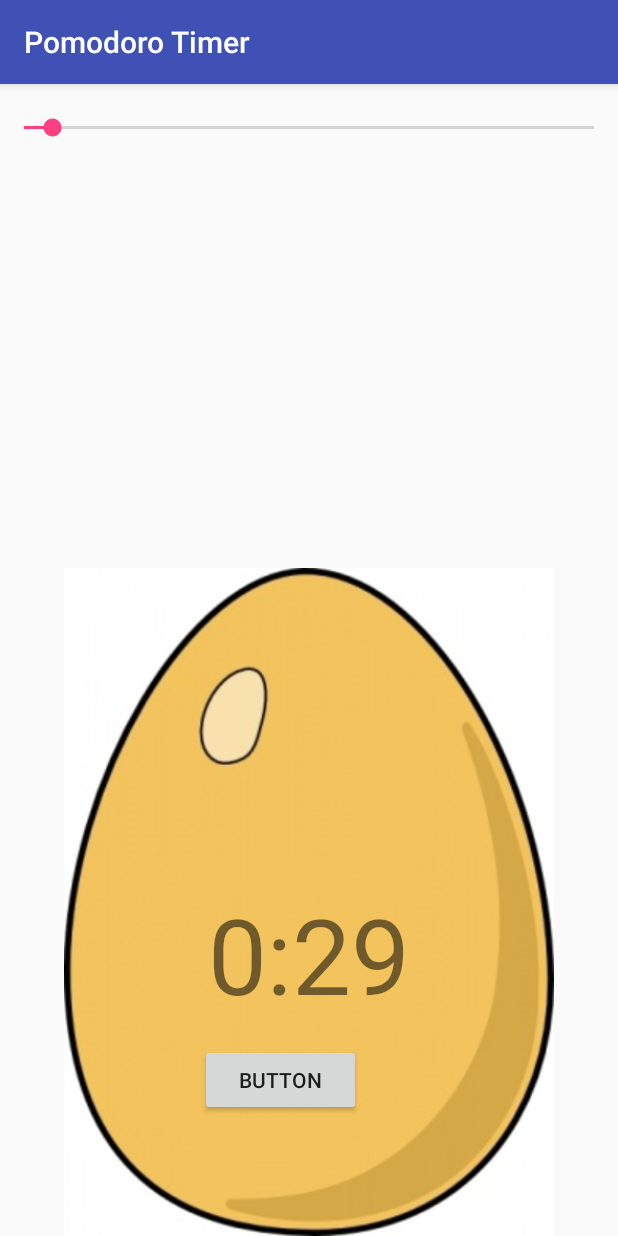
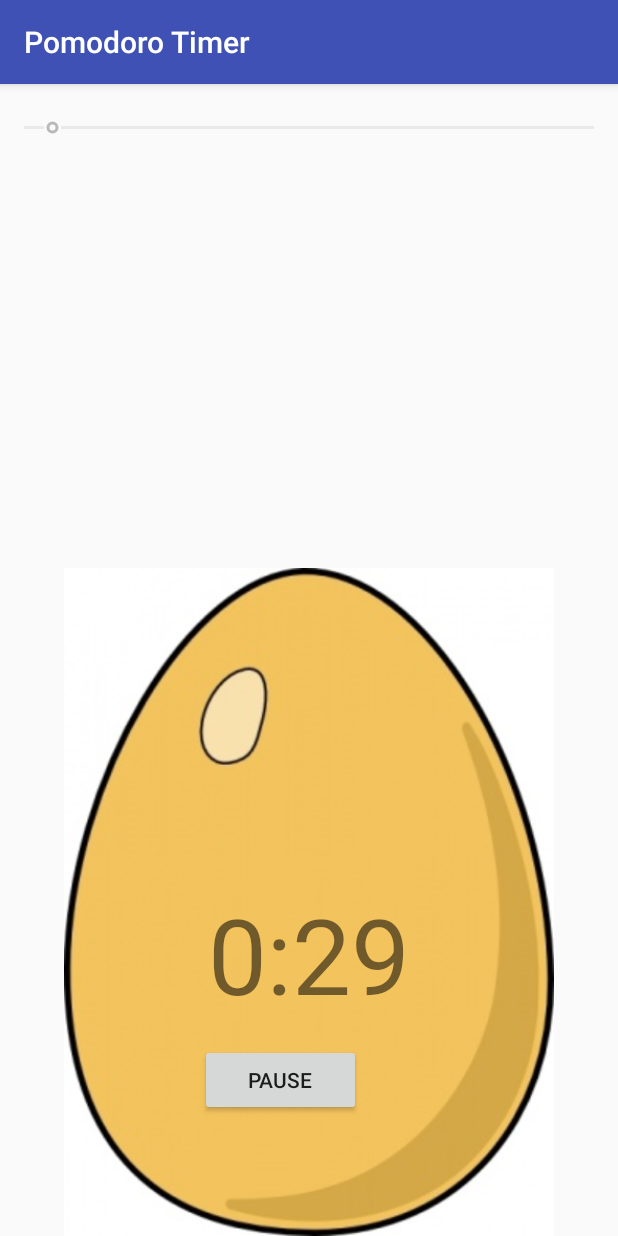
Before and after one commit to Rawkush/PomodoroTimer, an Android app: the screen it shows after launch (MainActivity), after a tap on "BUTTON", on a phone screen of 412 x 824 dp. Run offline under Robolectric (Android 15) with nearby library versions, the phone set to English and light mode, and no system bars.

Commit message:
timer stop action

```diff
--- a/app/src/main/java/com/example/ankush/pomodorotimer/MainActivity.java
+++ b/app/src/main/java/com/example/ankush/pomodorotimer/MainActivity.java
@@ -1,10 +1,12 @@
 package com.example.ankush.pomodorotimer;
 
+import android.media.MediaPlayer;
 import android.os.CountDownTimer;
 import android.os.Handler;
 import android.support.v7.app.AppCompatActivity;
 import android.os.Bundle;
 import android.view.View;
+import android.widget.Button;
 import android.widget.SeekBar;
 import android.widget.TextView;
 
@@ -12,28 +14,49 @@ public class MainActivity extends AppCompatActivity {
 
     SeekBar timerSeekbar;
     TextView timerTextView;
+    Button button;
+    boolean counterIsActive=false;
+    CountDownTimer countDownTimer;
 
     public void controlTimer(View view){
 
-        new CountDownTimer(timerSeekbar.getProgress()*1000 +100,1000){  // first param is timer till which to count
+        if(counterIsActive==false) {
+            counterIsActive = true;
+            timerSeekbar.setEnabled(false);
+            button.setText("pause");
+
+          countDownTimer=  new CountDownTimer(timerSeekbar.getProgress() * 1000 + 100, 1000) {  // first param is timer till which to count
                 // second param is in what intervals should it count
                 @Override
                 public void onTick(long millisUntilFinished) {
 
                     // after every second
 
-                updateTime((int) (millisUntilFinished/1000));
+                    updateTime((int) (millisUntilFinished / 1000));
 
 
                 }
+
                 @Override
                 public void onFinish() {
                     // when conter is finished(after 10 sec)
+
+                    timerTextView.setText("0:00");
                     //playsound
 
+                    MediaPlayer mplayer = MediaPlayer.create(getApplicationContext(), R.raw.airhorn);
+                    mplayer.start();
 
                 }
             }.start();
+
+        }else{                               // Stoping the timer not pausing
+            button.setText("Start");
+            counterIsActive=false;
+            countDownTimer.cancel();
+
+            timerSeekbar.setEnabled(true);
+        }
 
     }
 
@@ -44,6 +67,8 @@ public class MainActivity extends AppCompatActivity {
 
         timerSeekbar=(SeekBar) findViewById(R.id.seekBar);
         timerTextView= (TextView)findViewById(R.id.timertextView);
+        button=(Button)findViewById(R.id.button);
+
 
         timerSeekbar.setMax(600);    // max time duration is 10 minutes i.e 600 seconds
         timerSeekbar.setProgress(30); // intially setting timer at 30 sec
```
Lines whose indentation alone changed are shown as unchanged.
